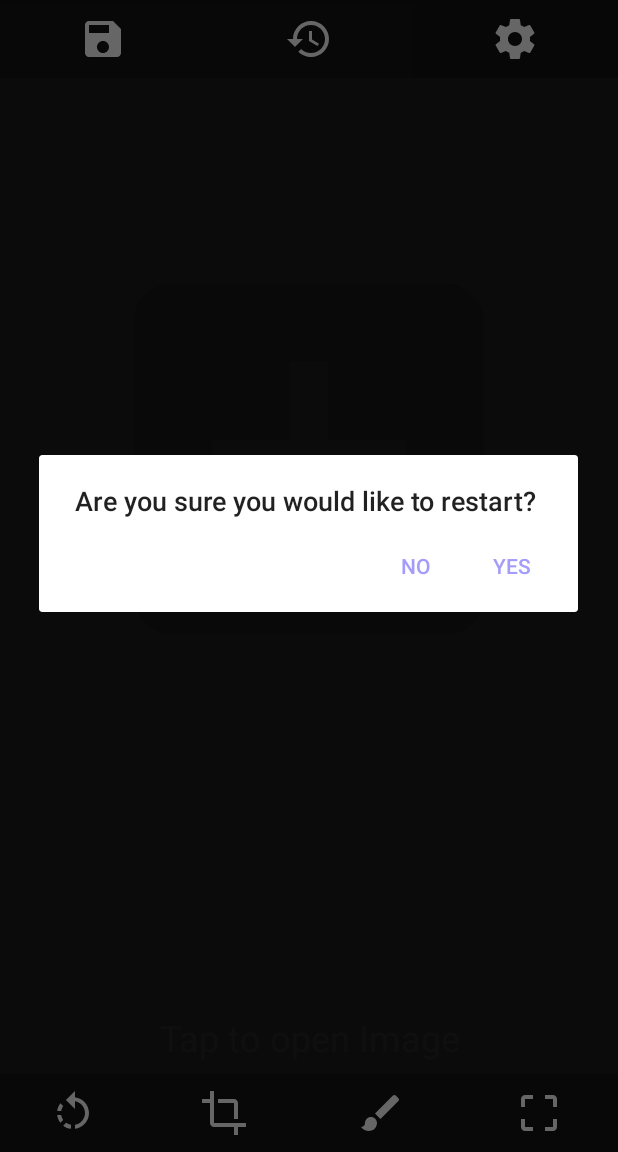
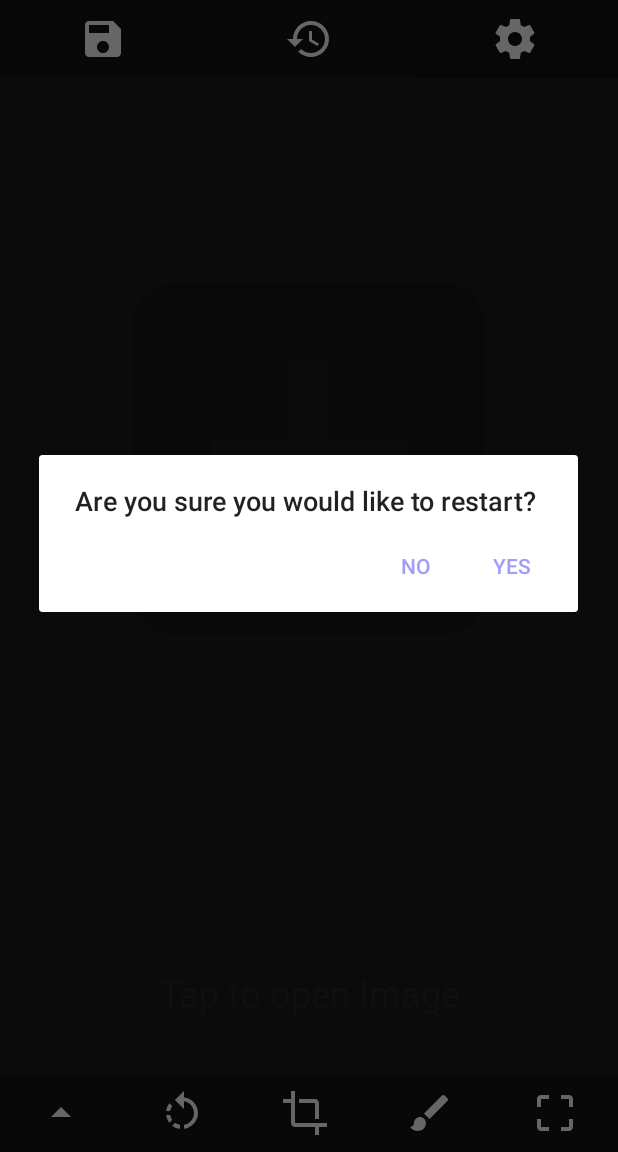
Before and after one commit to Maxx730/squidswap, an Android app: the screen it shows after launch (SquidSwapMain), after a tap on an icon or button, on a phone screen of 412 x 824 dp, the part 84-1236 px from its top. Run offline under Robolectric (Android 15) with nearby library versions, the phone set to English and light mode, and no system bars.

Commit message:
adding main menu

```diff
--- a/app/src/main/java/com/kinghorn/app/squidfaceswap/SquidSwapMain.java
+++ b/app/src/main/java/com/kinghorn/app/squidfaceswap/SquidSwapMain.java
@@ -25,6 +25,7 @@ import android.os.Handler;
 import android.view.MotionEvent;
 import android.view.View;
 import android.widget.Button;
+import android.widget.FrameLayout;
 import android.widget.ImageButton;
 import android.widget.ImageView;
 import android.widget.RelativeLayout;
@@ -42,7 +43,7 @@ import java.net.URI;
  */
 public class SquidSwapMain extends AppCompatActivity {
 
-    private ImageButton  paint,crop,swit,scal,settings,save,open,restart;
+    private ImageButton  paint,crop,swit,scal,settings,save,open,restart,main_up,close_main;
     private int SQUID_SWAP_PERMISIONS;
     private Intent sett_int,open_int,settings_int;
     private SquidFileService squidFiles;
@@ -53,10 +54,11 @@ public class SquidSwapMain extends AppCompatActivity {
     private static final int SCALE_INT = 4;
     private static final int PICK_SWAP_IMAGE = 5;
     private static int HAS_IMAGE = 0;
-    private ImageView focusedImage;
-    private TextView uri_path;
+    private ImageView focusedImage,tapImage;
+    private TextView uri_path,tap_to_open;
     private Uri focusedUri;
     private Intent chec;
+    private FrameLayout main_men;
 
     @Override
     protected void onCreate(Bundle savedInstanceState) {
@@ -87,8 +89,11 @@ public class SquidSwapMain extends AppCompatActivity {
             Bitmap b = squidFiles.load_cached_file();
 
             focusedUri = Uri.parse(chec.getStringExtra("FocusedFileName"));
+            focusedImage.setImageBitmap(b);
 
-            focusedImage.setImageBitmap(b);
+            //Hide the tap to open image.
+            tapImage.setVisibility(View.GONE);
+            tap_to_open.setVisibility(View.GONE);
         }
 
     }
@@ -111,6 +116,10 @@ public class SquidSwapMain extends AppCompatActivity {
                         focusedImage.setImageBitmap(b);
                         squidFiles.save_tmp(b);
                         focusedUri = data.getData();
+
+                        //Hide the tap to open image.
+                        tapImage.setVisibility(View.GONE);
+                        tap_to_open.setVisibility(View.GONE);
                         //Set our has image variable to true so that the other buttons can be used.
                         HAS_IMAGE = 1;
                     } catch (FileNotFoundException e) {
@@ -144,8 +153,14 @@ public class SquidSwapMain extends AppCompatActivity {
         settings =  (ImageButton) findViewById(R.id.settings_open);
         save = (ImageButton) findViewById(R.id.save_changes_main);
         restart = (ImageButton) findViewById(R.id.restart_main);
+        main_up = (ImageButton) findViewById(R.id.main_menu_up);
+        close_main = (ImageButton) findViewById(R.id.close_main_menu);
 
-        open.setOnClickListener(new View.OnClickListener() {
+        tapImage = (ImageView) findViewById(R.id.tap_image);
+
+
+
+        tapImage.setOnClickListener(new View.OnClickListener() {
             @Override
             public void onClick(View view) {
                 Toast.makeText(getApplicationContext(),"Please choose a file to open...",Toast.LENGTH_SHORT).show();
@@ -179,6 +194,13 @@ public class SquidSwapMain extends AppCompatActivity {
                 }else{
                     Toast.makeText(getApplicationContext(),"Image to edit has not been chosen...",Toast.LENGTH_SHORT).show();
                 }
+            }
+        });
+
+        close_main.setOnClickListener(new View.OnClickListener() {
+            @Override
+            public void onClick(View view) {
+                main_men.setVisibility(View.GONE);
             }
         });
 
@@ -262,6 +284,10 @@ public class SquidSwapMain extends AppCompatActivity {
                     squidFiles.delete_tmp();
                     focusedImage.setImageDrawable(null);
                     HAS_IMAGE = 0;
+
+                    //Show the tap to open image.
+                    tapImage.setVisibility(View.VISIBLE);
+                    tap_to_open.setVisibility(View.VISIBLE);
                 }else{
                     Toast.makeText(getApplicationContext(),"No Image has been Edited",Toast.LENGTH_SHORT).show();
                 }
@@ -286,6 +312,10 @@ public class SquidSwapMain extends AppCompatActivity {
                                 squidFiles.delete_tmp();
                                 focusedImage.setImageDrawable(null);
                                 HAS_IMAGE = 0;
+
+                                //Hide the tap to open image.
+                                tapImage.setVisibility(View.VISIBLE);
+                                tap_to_open.setVisibility(View.VISIBLE);
                             }
                         })
                         .setNegativeButton("No", new DialogInterface.OnClickListener() {
@@ -300,13 +330,21 @@ public class SquidSwapMain extends AppCompatActivity {
                 a.show();
             }
         });
+
+        main_up.setOnClickListener(new View.OnClickListener() {
+            @Override
+            public void onClick(View view) {
+                main_men.setVisibility(View.VISIBLE);
+            }
+        });
     }
 
     //Initializes the rest of the elements on the page that are not buttons
     //in particular.
     private void init_elements(){
         focusedImage = (ImageView) findViewById(R.id.focused_image);
-
+        tap_to_open = (TextView) findViewById(R.id.tap_text);
+        main_men = (FrameLayout) findViewById(R.id.main_menu);
     }
 
     //Make sure the application has the correct permissions.
--- /dev/null
+++ b/app/src/main/res/drawable/ic_arrow_drop_up_black_24dp.xml
@@ -0,0 +1,5 @@
+<vector android:height="32dp" android:viewportHeight="24.0"
+    android:viewportWidth="24.0" android:width="32dp" xmlns:android="http://schemas.android.com/apk/res/android">
+    <path android:fillColor="#FFFFFFFF" android:pathData="M7,14l5,-5 5,5z"/>
+
+</vector>
--- /dev/null
+++ b/app/src/main/res/drawable/square_squid_back.xml
@@ -0,0 +1,15 @@
+<?xml version="1.0" encoding="utf-8"?>
+<shape xmlns:android="http://schemas.android.com/apk/res/android"
+    android:shape="rectangle">
+
+    <solid  android:color="#FF000000"></solid>
+
+    // Add your desired padding
+    <padding
+        android:left="20dp"
+        android:top="10dp"
+        android:right="20dp"
+        android:bottom="10dp"    >
+    </padding>
+
+</shape>
--- a/app/src/main/res/layout/activity_squid_swap_main.xml
+++ b/app/src/main/res/layout/activity_squid_swap_main.xml
@@ -13,13 +13,19 @@
     <!-- This FrameLayout insets its children based on system windows using
          android:fitsSystemWindows. -->
 
+    <RelativeLayout
+        android:layout_width="match_parent"
+        android:layout_height="match_parent"
+        android:background="@drawable/color_pick_green"
+        android:padding="0dp">
+
         <FrameLayout
             android:layout_width="match_parent"
             android:layout_height="match_parent"
             android:background="@color/black_back">
 
             <ImageView
-            android:id="@+id/imageView7"
+                android:id="@+id/tap_image"
                 android:layout_width="wrap_content"
                 android:layout_height="wrap_content"
                 android:alpha=".2"
@@ -31,7 +37,7 @@
                 android:layout_width="match_parent"
                 android:layout_height="wrap_content"
                 android:layout_gravity="bottom"
-            android:layout_marginBottom="60dp"
+                android:layout_marginBottom="90dp"
                 android:alpha=".05"
                 android:text="Tap to open Image"
                 android:textAlignment="center"
@@ -39,7 +45,7 @@
                 android:textSize="24sp" />
 
             <ImageView
-            android:id="@+id/tap_image"
+                android:id="@+id/focused_image"
                 android:layout_width="match_parent"
                 android:layout_height="match_parent"
                 android:padding="10dp" />
@@ -90,6 +96,14 @@
                 tools:ignore="UselessParent">
 
                 <ImageButton
+                    android:id="@+id/main_menu_up"
+                    android:layout_width="wrap_content"
+                    android:layout_height="wrap_content"
+                    android:layout_weight="0.75"
+                    android:background="@drawable/squid_ui_btn"
+                    app:srcCompat="@drawable/ic_arrow_drop_up_black_24dp" />
+
+                <ImageButton
                     android:id="@+id/image_btn_one"
                     android:layout_width="wrap_content"
                     android:layout_height="wrap_content"
@@ -134,4 +148,29 @@
 
         </FrameLayout>
 
+        <FrameLayout
+            android:id="@+id/main_menu"
+            android:layout_width="match_parent"
+            android:layout_height="match_parent"
+            android:background="@color/black_back"
+            android:padding="10dp"
+            android:visibility="gone">
+
+            <LinearLayout
+                android:layout_width="match_parent"
+                android:layout_height="wrap_content"
+                android:gravity="right"
+                android:orientation="horizontal">
+
+                <ImageButton
+                    android:id="@+id/close_main_menu"
+                    android:layout_width="50dp"
+                    android:layout_height="wrap_content"
+                    android:background="@drawable/squid_ui_btn"
+                    app:srcCompat="@drawable/ic_close_image_crop_24dp" />
+            </LinearLayout>
         </FrameLayout>
+
+    </RelativeLayout>
+
+</FrameLayout>
```
Lines whose indentation alone changed are shown as unchanged.
